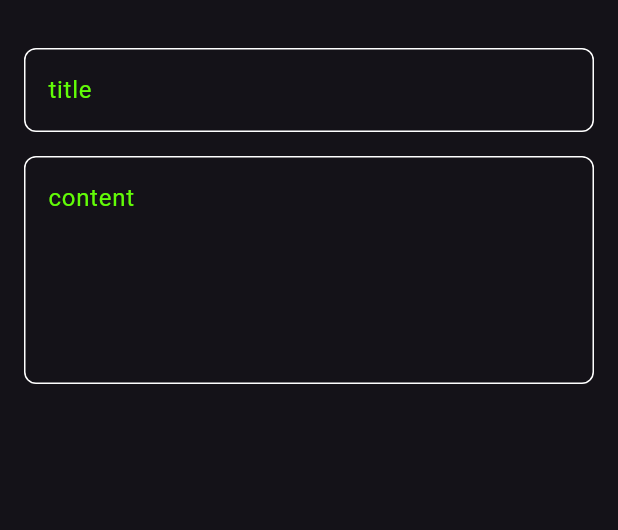
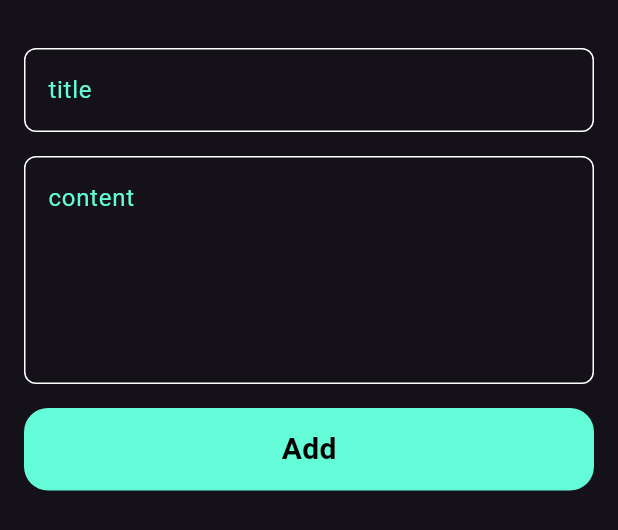
Before and after one commit to boshraelameer/flutter_notes_app, a Flutter app: the AddNoteBottomSheet widget shown alone on an empty page, opened directly, on a phone screen of 412 x 824 dp. Shown: the top 530 px of the screen. Run offline on Flutter 3.47's test engine with Material 3 defaults, Android fonts, the phone set to English and light mode, and no system bars.

Commit message:
finish notes button sheet

```diff
--- a/lib/constants.dart
+++ b/lib/constants.dart
@@ -1,5 +1,3 @@
-
-
 import 'package:flutter/material.dart';
 
-const kPrimaryColor = Color(0xff62fc07);
+const kPrimaryColor = Color(0xff64FCD8);
--- a/lib/view/add_note_bottom_sheet.dart
+++ b/lib/view/add_note_bottom_sheet.dart
@@ -1,5 +1,8 @@
 import 'package:flutter/material.dart';
+import 'package:notes_app/constants.dart';
 import 'package:notes_app/view/widgets/custom_text_field.dart';
+
+import 'custom_button.dart';
 
 class AddNoteBottomSheet extends StatelessWidget {
   const AddNoteBottomSheet({super.key});
@@ -8,6 +11,7 @@ class AddNoteBottomSheet extends StatelessWidget {
   Widget build(BuildContext context) {
     return const Padding(
       padding: EdgeInsets.symmetric(horizontal: 16),
+      child: SingleChildScrollView(
         child: Column(
           children: [
             SizedBox(
@@ -23,7 +27,15 @@ class AddNoteBottomSheet extends StatelessWidget {
               hint: 'content',
               maxLines: 5,
             ),
+            SizedBox(
+              height: 16,
+            ),
+            CustomButton(),
+            SizedBox(
+              height: 16,
+            )
           ],
+        ),
       ),
     );
   }
--- /dev/null
+++ b/lib/view/custom_button.dart
@@ -0,0 +1,25 @@
+import 'package:flutter/material.dart';
+import 'package:notes_app/constants.dart';
+
+class CustomButton extends StatelessWidget {
+  const CustomButton({super.key});
+
+  @override
+  Widget build(BuildContext context) {
+    return Container(
+      width: MediaQuery.of(context).size.width,
+      height: 55,
+      decoration: BoxDecoration(
+        color: kPrimaryColor,
+        borderRadius: BorderRadius.circular(16),
+      ),
+      child: const Center(
+        child: Text(
+          'Add',
+          style: TextStyle(
+              color: Colors.black, fontSize: 20, fontWeight: FontWeight.bold),
+        ),
+      ),
+    );
+  }
+}
```
Lines whose indentation alone changed are shown as unchanged.
